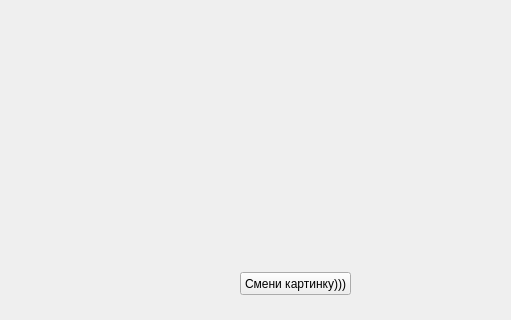
Before: the Qt Designer form src/resources/UI/main_v2.ui in abbeswrld/web, drawn with Qt 5; both pictures show x 0 to 511 and y 148 to 468 of the 615 by 468 pixel window.
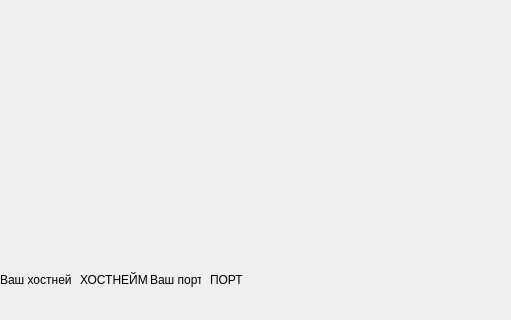
After: the same form once the commit is applied. The open tabs and pages were chosen to show the change.

Patch:
```diff
--- a/src/resources/UI/main_v2.ui
+++ b/src/resources/UI/main_v2.ui
@@ -212,17 +212,56 @@
        <string/>
       </property>
      </widget>
-     <widget class="QPushButton" name="swap_image">
+     <widget class="QLabel" name="label">
       <property name="geometry">
        <rect>
-        <x>240</x>
+        <x>0</x>
         <y>420</y>
-        <width>111</width>
-        <height>23</height>
+        <width>71</width>
+        <height>16</height>
        </rect>
       </property>
       <property name="text">
-       <string>Смени картинку)))</string>
+       <string>Ваш хостнейм</string>
+      </property>
+     </widget>
+     <widget class="QLabel" name="yours_hostname">
+      <property name="geometry">
+       <rect>
+        <x>80</x>
+        <y>420</y>
+        <width>71</width>
+        <height>16</height>
+       </rect>
+      </property>
+      <property name="text">
+       <string>ХОСТНЕЙМ</string>
+      </property>
+     </widget>
+     <widget class="QLabel" name="label_3">
+      <property name="geometry">
+       <rect>
+        <x>150</x>
+        <y>420</y>
+        <width>51</width>
+        <height>16</height>
+       </rect>
+      </property>
+      <property name="text">
+       <string>Ваш порт</string>
+      </property>
+     </widget>
+     <widget class="QLabel" name="yours_port">
+      <property name="geometry">
+       <rect>
+        <x>210</x>
+        <y>420</y>
+        <width>101</width>
+        <height>16</height>
+       </rect>
+      </property>
+      <property name="text">
+       <string>ПОРТ</string>
       </property>
      </widget>
     </widget>
```
Left out of the diff: 38 changed lines with no effect on the pictures.
